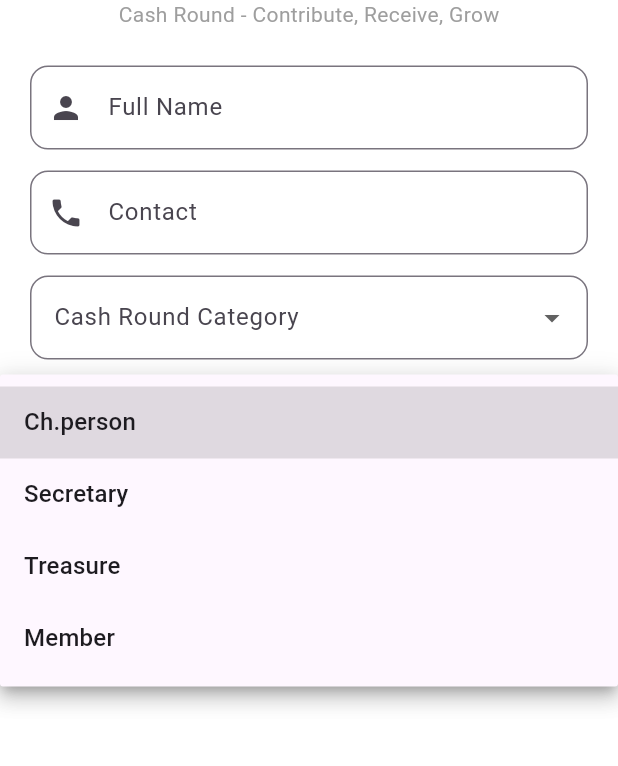
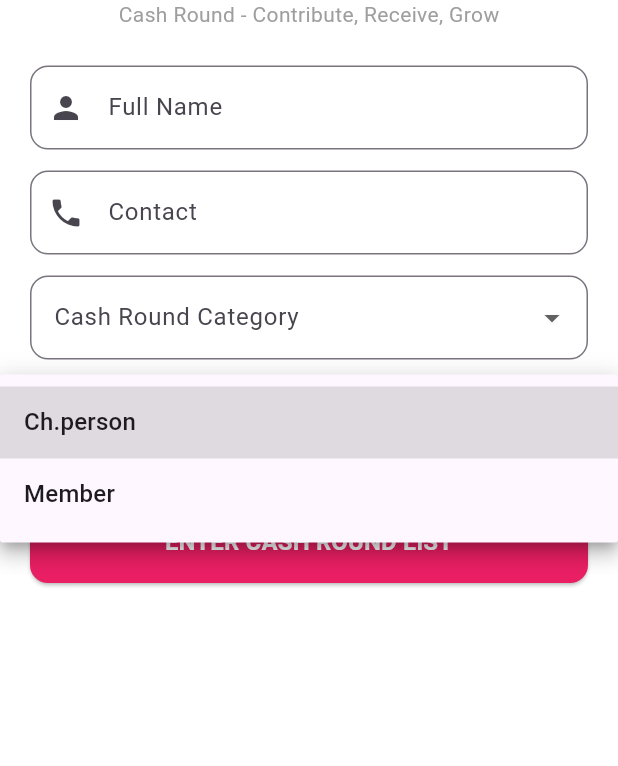
Before and after one commit to abdulhamiidjemba8-hue/mama-teachers-group-app, a Flutter app: the screen it shows after launch, after a tap on "Position in Group", on a phone screen of 412 x 824 dp, the part 341-1107 px from its top. Run offline on Flutter 3.47's test engine with Material 3 defaults, Android fonts, the phone set to English and light mode, and no system bars; our stand-ins replace cloud_firestore, firebase_core, firebase_messaging, local_auth, screenshot, share_plus and 1 more; accounts and stored records are empty.

Commit message:
Update main.dart

```diff
--- a/lib/main.dart
+++ b/lib/main.dart
@@ -157,7 +157,7 @@ class _Login extends State<Login> {
   final nameC = TextEditingController(); final phoneC = TextEditingController();
   String? cat; String? role;
   final cats = ["A", "B", "C", "A & B", "A & C", "B & C", "All"];
-  final roles = ["Ch.person", "Secretary", "Treasure", "Member"];
+  final roles = ["Ch.person", "Member"];
      // Helper: Turn "A & B" / "All" into list ["A","B"]
   List<String> groupsFromCat(String c) {
     if (c == "All") return ['A', 'B', 'C'];
@@ -171,8 +171,8 @@ class _Login extends State<Login> {
       return;
     }
 
-    // 1. CHECK - If user picked Ch.person / Secretary / Treasure, is it already taken?
-    if (role != 'Member') {
+    // 1. CHECK - Only Ch.person is checked at login. Secretary/Treasure are set later by Ch.person
+if (role == 'Ch.person') {
       var myGroups = groupsFromCat(cat!);
       for (String g in myGroups) {
         var existing = await FirebaseFirestore.instance
```
